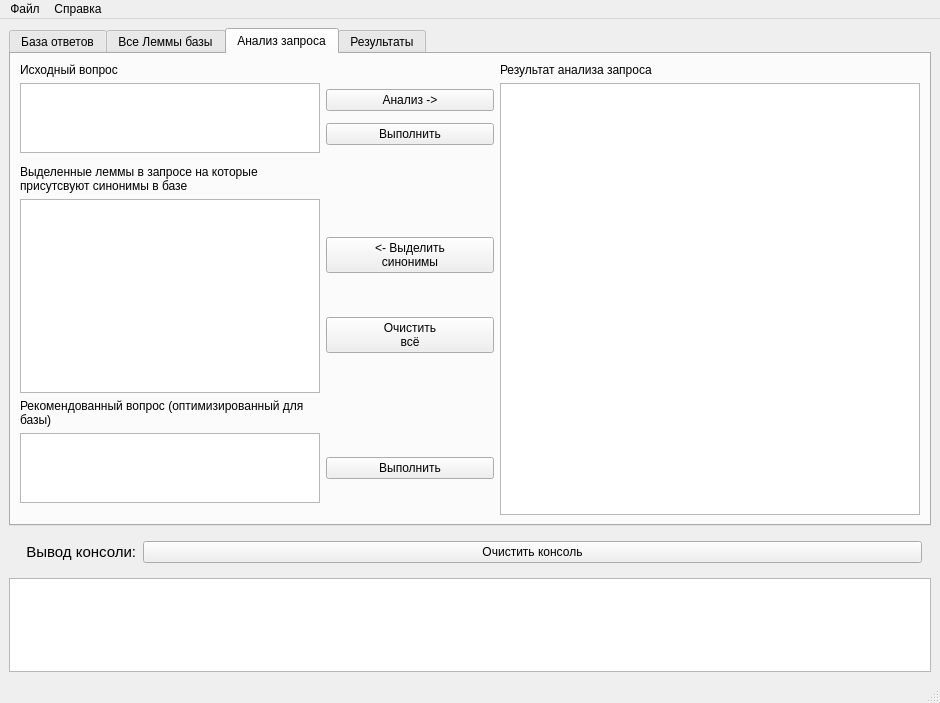
The window that src/info_service/info_service.ui (PaiNt-git/study.mag_diploma) describes before a commit, drawn with Qt 5.
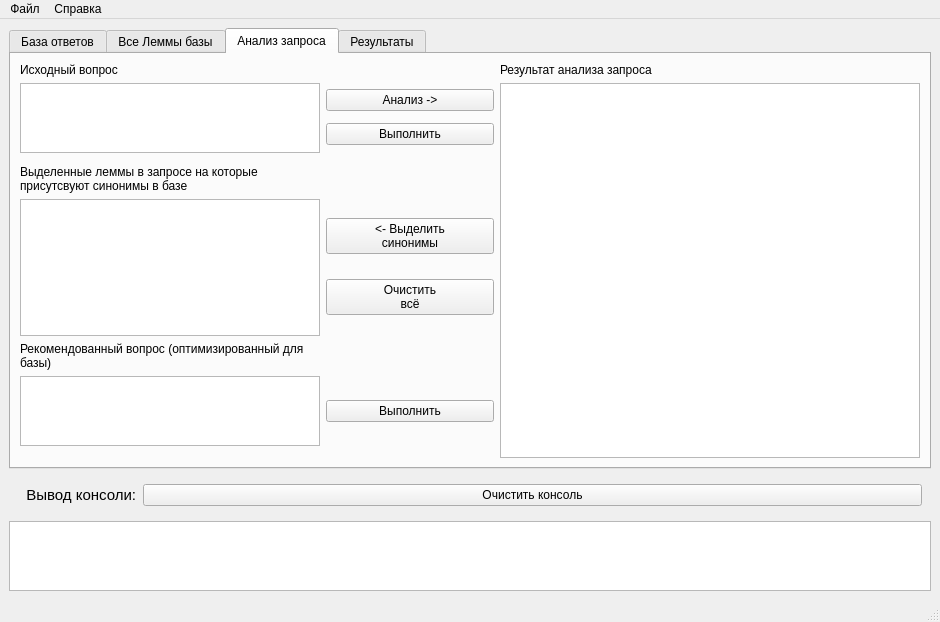
The same window after the commit. The open tabs and pages were chosen to show the change. Icons and pictures are not drawn.

Diff of the .ui file:
```diff
--- a/src/info_service/info_service.ui
+++ b/src/info_service/info_service.ui
@@ -8,7 +8,7 @@
     <x>0</x>
     <y>0</y>
     <width>904</width>
-    <height>703</height>
+    <height>622</height>
    </rect>
   </property>
   <property name="sizePolicy">
@@ -586,19 +586,6 @@
             </item>
            </layout>
           </item>
-          <item row="3" column="1">
-           <spacer name="horizontalSpacer_4">
-            <property name="orientation">
-             <enum>Qt::Horizontal</enum>
-            </property>
-            <property name="sizeHint" stdset="0">
-             <size>
-              <width>40</width>
-              <height>20</height>
-             </size>
-            </property>
-           </spacer>
-          </item>
           <item row="6" column="1">
            <layout class="QVBoxLayout" name="verticalLayout_3">
             <item>
@@ -630,6 +617,22 @@
             </item>
            </layout>
           </item>
+          <item row="3" column="1">
+           <spacer name="horizontalSpacer_4">
+            <property name="orientation">
+             <enum>Qt::Horizontal</enum>
+            </property>
+            <property name="sizeType">
+             <enum>QSizePolicy::Expanding</enum>
+            </property>
+            <property name="sizeHint" stdset="0">
+             <size>
+              <width>110</width>
+              <height>20</height>
+             </size>
+            </property>
+           </spacer>
+          </item>
          </layout>
         </widget>
         <widget class="QWidget" name="Results">
```
Left out of the diff: 32 changed lines with no effect on the pictures.
